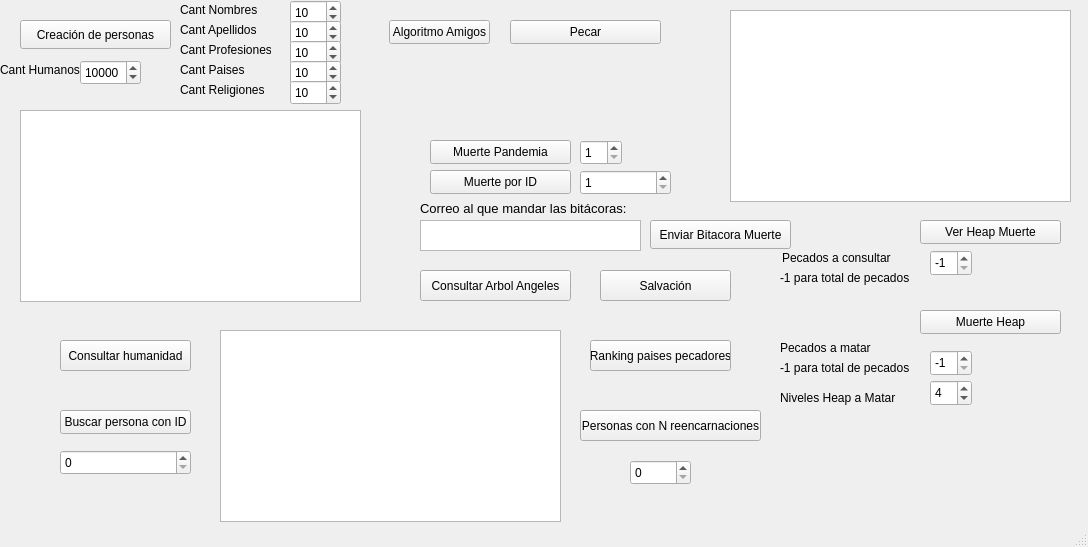
The window that BienVsMal/mainwindow.ui (arty4325/IC2001-BienVsMal) describes before a commit, drawn with Qt 5.
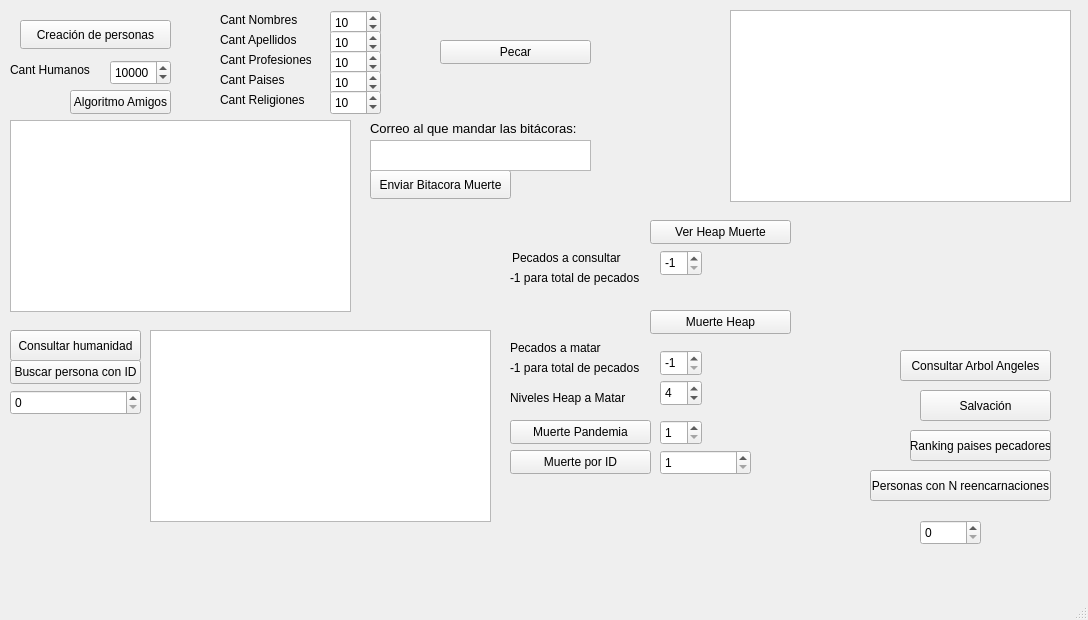
The same window after the commit.

What changed in the file:
```diff
--- a/BienVsMal/mainwindow.ui
+++ b/BienVsMal/mainwindow.ui
@@ -7,7 +7,7 @@
     <x>0</x>
     <y>0</y>
     <width>1088</width>
-    <height>547</height>
+    <height>620</height>
    </rect>
   </property>
   <property name="windowTitle">
@@ -30,8 +30,8 @@
    <widget class="QPushButton" name="pushButton_2">
     <property name="geometry">
      <rect>
-      <x>389</x>
-      <y>20</y>
+      <x>70</x>
+      <y>90</y>
       <width>101</width>
       <height>24</height>
      </rect>
@@ -43,8 +43,8 @@
    <widget class="QSpinBox" name="spinBox">
     <property name="geometry">
      <rect>
-      <x>60</x>
-      <y>450</y>
+      <x>10</x>
+      <y>390</y>
       <width>131</width>
       <height>25</height>
      </rect>
@@ -56,8 +56,8 @@
    <widget class="QPushButton" name="pushButton_3">
     <property name="geometry">
      <rect>
-      <x>60</x>
-      <y>410</y>
+      <x>10</x>
+      <y>360</y>
       <width>131</width>
       <height>24</height>
      </rect>
@@ -69,8 +69,8 @@
    <widget class="QTextBrowser" name="txbInfoArbolHumanos">
     <property name="geometry">
      <rect>
-      <x>20</x>
-      <y>110</y>
+      <x>10</x>
+      <y>120</y>
       <width>341</width>
       <height>192</height>
      </rect>
@@ -89,8 +89,8 @@
    <widget class="QPushButton" name="pushButton_4">
     <property name="geometry">
      <rect>
-      <x>510</x>
-      <y>20</y>
+      <x>440</x>
+      <y>40</y>
       <width>151</width>
       <height>24</height>
      </rect>
@@ -102,7 +102,7 @@
    <widget class="QPushButton" name="pushButton_5">
     <property name="geometry">
      <rect>
-      <x>920</x>
+      <x>650</x>
       <y>310</y>
       <width>141</width>
       <height>24</height>
@@ -115,8 +115,8 @@
    <widget class="QPushButton" name="pushButton_6">
     <property name="geometry">
      <rect>
-      <x>430</x>
-      <y>140</y>
+      <x>510</x>
+      <y>420</y>
       <width>141</width>
       <height>24</height>
      </rect>
@@ -128,8 +128,8 @@
    <widget class="QSpinBox" name="spinBox_2">
     <property name="geometry">
      <rect>
-      <x>580</x>
-      <y>140</y>
+      <x>660</x>
+      <y>420</y>
       <width>42</width>
       <height>25</height>
      </rect>
@@ -144,8 +144,8 @@
    <widget class="QPushButton" name="pushButton_7">
     <property name="geometry">
      <rect>
-      <x>430</x>
-      <y>170</y>
+      <x>510</x>
+      <y>450</y>
       <width>141</width>
       <height>24</height>
      </rect>
@@ -157,8 +157,8 @@
    <widget class="QSpinBox" name="spinBox_3">
     <property name="geometry">
      <rect>
-      <x>580</x>
-      <y>170</y>
+      <x>660</x>
+      <y>450</y>
       <width>91</width>
       <height>25</height>
      </rect>
@@ -173,8 +173,8 @@
    <widget class="QPushButton" name="pushButton_8">
     <property name="geometry">
      <rect>
-      <x>650</x>
-      <y>220</y>
+      <x>370</x>
+      <y>170</y>
       <width>141</width>
       <height>29</height>
      </rect>
@@ -186,8 +186,8 @@
    <widget class="QPlainTextEdit" name="correoElectronico">
     <property name="geometry">
      <rect>
-      <x>420</x>
-      <y>220</y>
+      <x>370</x>
+      <y>140</y>
       <width>221</width>
       <height>31</height>
      </rect>
@@ -196,8 +196,8 @@
    <widget class="QPushButton" name="btnConsultarHumanidad">
     <property name="geometry">
      <rect>
-      <x>60</x>
-      <y>340</y>
+      <x>10</x>
+      <y>330</y>
       <width>131</width>
       <height>31</height>
      </rect>
@@ -209,8 +209,8 @@
    <widget class="QPushButton" name="pushButton_9">
     <property name="geometry">
      <rect>
-      <x>420</x>
-      <y>270</y>
+      <x>900</x>
+      <y>350</y>
       <width>151</width>
       <height>31</height>
      </rect>
@@ -222,8 +222,8 @@
    <widget class="QPushButton" name="pushButton_10">
     <property name="geometry">
      <rect>
-      <x>580</x>
-      <y>410</y>
+      <x>870</x>
+      <y>470</y>
       <width>181</width>
       <height>31</height>
      </rect>
@@ -235,8 +235,8 @@
    <widget class="QSpinBox" name="spinBox_4">
     <property name="geometry">
      <rect>
-      <x>630</x>
-      <y>460</y>
+      <x>920</x>
+      <y>520</y>
       <width>61</width>
       <height>25</height>
      </rect>
@@ -248,8 +248,8 @@
    <widget class="QPushButton" name="pushButton_11">
     <property name="geometry">
      <rect>
-      <x>590</x>
-      <y>340</y>
+      <x>910</x>
+      <y>430</y>
       <width>141</width>
       <height>31</height>
      </rect>
@@ -261,8 +261,8 @@
    <widget class="QPushButton" name="pushButton_12">
     <property name="geometry">
      <rect>
-      <x>600</x>
-      <y>270</y>
+      <x>920</x>
+      <y>390</y>
       <width>131</width>
       <height>31</height>
      </rect>
@@ -274,8 +274,8 @@
    <widget class="QLabel" name="label">
     <property name="geometry">
      <rect>
-      <x>180</x>
-      <y>0</y>
+      <x>220</x>
+      <y>10</y>
       <width>91</width>
       <height>20</height>
      </rect>
@@ -287,8 +287,8 @@
    <widget class="QLabel" name="label_2">
     <property name="geometry">
      <rect>
-      <x>180</x>
-      <y>20</y>
+      <x>220</x>
+      <y>30</y>
       <width>91</width>
       <height>20</height>
      </rect>
@@ -300,8 +300,8 @@
    <widget class="QLabel" name="label_3">
     <property name="geometry">
      <rect>
-      <x>180</x>
-      <y>40</y>
+      <x>220</x>
+      <y>50</y>
       <width>91</width>
       <height>20</height>
      </rect>
@@ -313,8 +313,8 @@
    <widget class="QLabel" name="label_4">
     <property name="geometry">
      <rect>
-      <x>180</x>
-      <y>60</y>
+      <x>220</x>
+      <y>70</y>
       <width>91</width>
       <height>20</height>
      </rect>
@@ -326,8 +326,8 @@
    <widget class="QLabel" name="label_5">
     <property name="geometry">
      <rect>
-      <x>180</x>
-      <y>80</y>
+      <x>220</x>
+      <y>90</y>
       <width>91</width>
       <height>20</height>
      </rect>
@@ -339,8 +339,8 @@
    <widget class="QSpinBox" name="cantNombres">
     <property name="geometry">
      <rect>
-      <x>290</x>
-      <y>0</y>
+      <x>330</x>
+      <y>10</y>
       <width>51</width>
       <height>25</height>
      </rect>
@@ -358,8 +358,8 @@
    <widget class="QSpinBox" name="cantApellidos">
     <property name="geometry">
      <rect>
-      <x>290</x>
-      <y>20</y>
+      <x>330</x>
+      <y>30</y>
       <width>51</width>
       <height>25</height>
      </rect>
@@ -377,8 +377,8 @@
    <widget class="QSpinBox" name="cantProfesiones">
     <property name="geometry">
      <rect>
-      <x>290</x>
-      <y>40</y>
+      <x>330</x>
+      <y>50</y>
       <width>51</width>
       <height>25</height>
      </rect>
@@ -396,8 +396,8 @@
    <widget class="QSpinBox" name="cantPaises">
     <property name="geometry">
      <rect>
-      <x>290</x>
-      <y>60</y>
+      <x>330</x>
+      <y>70</y>
       <width>51</width>
       <height>25</height>
      </rect>
@@ -415,8 +415,8 @@
    <widget class="QSpinBox" name="cantReligiones">
     <property name="geometry">
      <rect>
-      <x>290</x>
-      <y>80</y>
+      <x>330</x>
+      <y>90</y>
       <width>51</width>
       <height>25</height>
      </rect>
@@ -434,7 +434,7 @@
    <widget class="QLabel" name="label_6">
     <property name="geometry">
      <rect>
-      <x>0</x>
+      <x>10</x>
       <y>60</y>
       <width>91</width>
       <height>20</height>
@@ -447,7 +447,7 @@
    <widget class="QSpinBox" name="cantHumanos">
     <property name="geometry">
      <rect>
-      <x>80</x>
+      <x>110</x>
       <y>60</y>
       <width>61</width>
       <height>25</height>
@@ -466,8 +466,8 @@
    <widget class="QLabel" name="label_7">
     <property name="geometry">
      <rect>
-      <x>420</x>
-      <y>200</y>
+      <x>370</x>
+      <y>120</y>
       <width>221</width>
       <height>16</height>
      </rect>
@@ -484,7 +484,7 @@
    <widget class="QTextBrowser" name="txbConsultas">
     <property name="geometry">
      <rect>
-      <x>220</x>
+      <x>150</x>
       <y>330</y>
       <width>341</width>
       <height>192</height>
@@ -524,7 +524,7 @@
    <widget class="QPushButton" name="pushButton_13">
     <property name="geometry">
      <rect>
-      <x>920</x>
+      <x>650</x>
       <y>220</y>
       <width>141</width>
       <height>24</height>
@@ -537,7 +537,7 @@
    <widget class="QLabel" name="label_8">
     <property name="geometry">
      <rect>
-      <x>782</x>
+      <x>512</x>
       <y>250</y>
       <width>121</width>
       <height>16</height>
@@ -550,7 +550,7 @@
    <widget class="QLabel" name="label_9">
     <property name="geometry">
      <rect>
-      <x>780</x>
+      <x>510</x>
       <y>270</y>
       <width>141</width>
       <height>16</height>
@@ -563,7 +563,7 @@
    <widget class="QSpinBox" name="verHeapMuerte">
     <property name="geometry">
      <rect>
-      <x>930</x>
+      <x>660</x>
       <y>250</y>
       <width>42</width>
       <height>26</height>
@@ -582,7 +582,7 @@
    <widget class="QLabel" name="label_10">
     <property name="geometry">
      <rect>
-      <x>780</x>
+      <x>510</x>
       <y>340</y>
       <width>121</width>
       <height>16</height>
@@ -595,7 +595,7 @@
    <widget class="QLabel" name="label_11">
     <property name="geometry">
      <rect>
-      <x>780</x>
+      <x>510</x>
       <y>360</y>
       <width>141</width>
       <height>16</height>
@@ -608,7 +608,7 @@
    <widget class="QSpinBox" name="heapMatar">
     <property name="geometry">
      <rect>
-      <x>930</x>
+      <x>660</x>
       <y>350</y>
       <width>42</width>
       <height>26</height>
@@ -627,7 +627,7 @@
    <widget class="QLabel" name="label_12">
     <property name="geometry">
      <rect>
-      <x>780</x>
+      <x>510</x>
       <y>390</y>
       <width>121</width>
       <height>16</height>
@@ -640,7 +640,7 @@
    <widget class="QSpinBox" name="nivelesMatar">
     <property name="geometry">
      <rect>
-      <x>930</x>
+      <x>660</x>
       <y>380</y>
       <width>42</width>
       <height>26</height>
```
